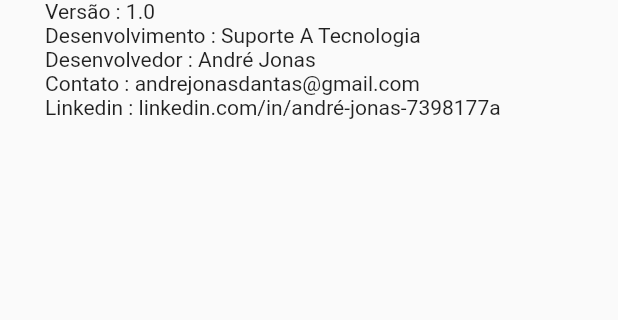
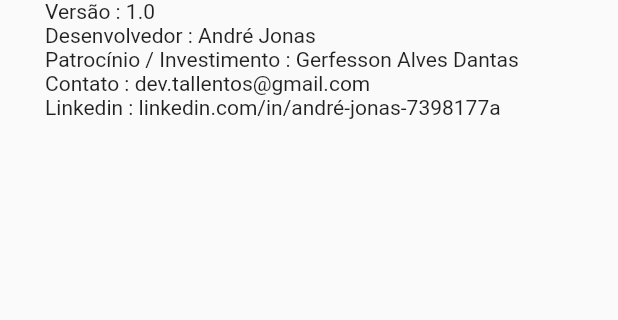
Before and after one commit to andrejds00/leiturinhas, a Flutter app: the screen it shows after launch, in the side drawer, after a tap on "Sobre", on a phone screen of 412 x 824 dp, the part 164-484 px from its top. Run offline on Flutter 3.47's test engine with Material 2 defaults, Android fonts, the phone set to English and light mode, and no system bars; our stand-ins replace cloud_firestore, sqflite; missing offline and left inert: firebase_admob, screen; accounts and stored records are empty.

Commit message:
Opção de Cor de Tela, Bug Doações e Sobre e AdMob Real

```diff
--- a/lib/helper/AnotacaoHelper.dart
+++ b/lib/helper/AnotacaoHelper.dart
@@ -28,13 +28,13 @@ class AnotacaoHelper {
 
   inicializarDB()async{
     final caminhoBancoDados = await getDatabasesPath();
-    final localBancoDados = join(caminhoBancoDados, "leiturinhas.db");
+    final localBancoDados = join(caminhoBancoDados, "leiturinhasbd01.db");
 
     var bd = await openDatabase(
         localBancoDados,
         version: 1,
         onCreate: (db, dbVersao){
-          String sql = "CREATE TABLE $tabelaPreferencias (id INTEGER PRIMARY KEY AUTOINCREMENT, tamanholetra INTEGER) ";
+          String sql = "CREATE TABLE $tabelaPreferencias (id INTEGER PRIMARY KEY AUTOINCREMENT, tamanholetra INTEGER, cortelaleitura VARCHAR) ";
 
           db.execute(sql);
         }
--- a/lib/preferencias.dart
+++ b/lib/preferencias.dart
@@ -1,13 +1,15 @@
 class Preferencia {
   int id;
   int tamanholetra;
+  String corTelaLeitura;
 
 
-  Preferencia(this.id, this.tamanholetra);
+  Preferencia(this.id, this.tamanholetra, this.corTelaLeitura);
 
   Map toMap() {
     Map<String, dynamic> dadosPreferencia = {
       "tamanholetra" : this.tamanholetra,
+      "cortelaleitura": this.corTelaLeitura
 
     };
 
--- a/lib/sobre.dart
+++ b/lib/sobre.dart
@@ -11,13 +11,15 @@ class Sobre extends StatelessWidget {
         padding: EdgeInsets.all(20),
         child: Padding(padding: EdgeInsets.all(10),
          child: Column(
+           crossAxisAlignment: CrossAxisAlignment.start,
           children: [
-          Row(children: [Text('App Leiturinhas - Histórias Infantis', style: TextStyle(fontSize: 20),),],),
-      Row(children: [Text('Versão : 1.0'),],),
-      Row(children: [Text('Desenvolvimento : Suporte A Tecnologia'),],),
-      Row(children: [Text('Desenvolvedor : André Jonas'),],),
-      Row(children: [SelectableText('Contato : andrejonasdantas@gmail.com'),],),
-            Row(children: [SelectableText('Linkedin : linkedin.com/in/andré-jonas-7398177a'),],),
+          Text('App Leiturinhas - Histórias Infantis', style: TextStyle(fontSize: 20),),
+
+      Text('Versão : 1.0'),
+      Text('Desenvolvedor : André Jonas'),
+      Text('Patrocínio / Investimento : Gerfesson Alves Dantas'),
+      SelectableText('Contato : dev.tallentos@gmail.com'),
+      SelectableText('Linkedin : linkedin.com/in/andré-jonas-7398177a'),
       ],
     ),
         )
--- a/lib/target_info.dart
+++ b/lib/target_info.dart
@@ -1,7 +1,7 @@
 import 'package:firebase_admob/firebase_admob.dart';
 
 MobileAdTargetingInfo targetingInfo = MobileAdTargetingInfo(
-  keywords: <String>['brinquedos', 'jogos infantis'],
+  //keywords: <String>['brinquedos', 'jogos infantis'],
   contentUrl: 'https://flutter.io',
   childDirected: false,
   testDevices: <String>[],
@@ -12,7 +12,7 @@ BannerAd myBanner;
 
 void startBanner() {
   myBanner = BannerAd(
-    adUnitId:  BannerAd.testAdUnitId, //'ca-app-pub-8122823024752023/2182871675',
+    adUnitId: 'ca-app-pub-8122823024752023/2182871675', //BannerAd.testAdUnitId,
     size: AdSize.fullBanner,
     targetingInfo: targetingInfo,
     listener: (MobileAdEvent event) {
```
Also changed, not shown: lib/detail.dart (+37 -12 lines), lib/doacao.dart (+9 -8 lines).
